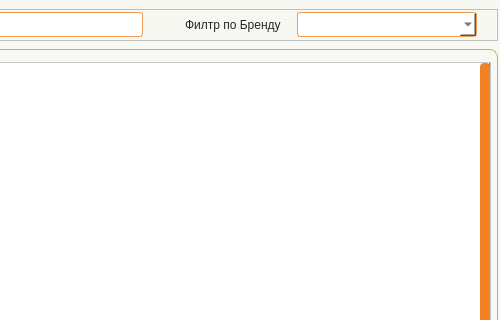
The window that app/ui/windows/stock_supplier_orders.ui (Masik84/Procurement_app) describes before a commit, drawn with Qt 5; both pictures show x 832 to 1332 and y 0 to 320 of the 1332 by 822 pixel window.
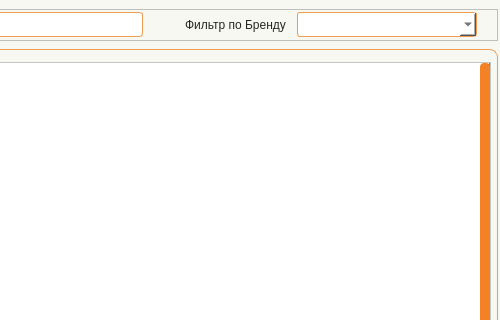
The same window after the commit. Icons and pictures are not drawn.

What changed in the file:
```diff
--- a/app/ui/windows/stock_supplier_orders.ui
+++ b/app/ui/windows/stock_supplier_orders.ui
@@ -267,7 +267,7 @@
             </size>
            </property>
            <property name="text">
-            <string>Филтр по Бренду</string>
+            <string>Фильтр по Бренду</string>
            </property>
           </widget>
          </item>
```
